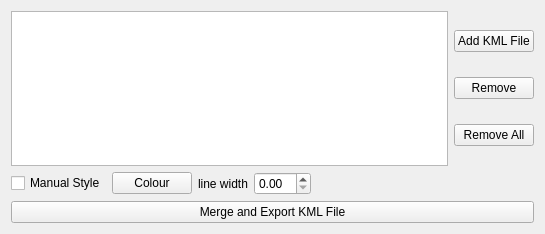
Old version of the form mslib/msui/ui/ui_kmloverlay_dockwidget.ui in the repository Open-MSS/MSS.
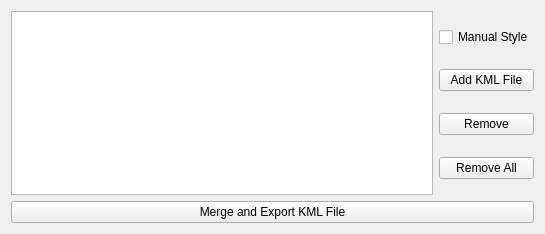
New version of the form.

What changed in the file:
```diff
--- a/mslib/msui/ui/ui_kmloverlay_dockwidget.ui
+++ b/mslib/msui/ui/ui_kmloverlay_dockwidget.ui
@@ -44,6 +44,16 @@
        <property name="sizeConstraint">
         <enum>QLayout::SetMinimumSize</enum>
        </property>
+       <item>
+        <widget class="QCheckBox" name="cbManualStyle">
+         <property name="toolTip">
+          <string>Overwrites KML Files with the modified attributes</string>
+         </property>
+         <property name="text">
+          <string>Manual Style</string>
+         </property>
+        </widget>
+       </item>
        <item>
         <widget class="QPushButton" name="btSelectFile">
          <property name="toolTip">
@@ -79,45 +89,7 @@
     </layout>
    </item>
    <item>
-    <layout class="QHBoxLayout" name="horizontalLayout_2">
-     <item>
-      <widget class="QCheckBox" name="cbManualStyle">
-       <property name="text">
-        <string>Manual Style</string>
-       </property>
-      </widget>
-     </item>
-     <item>
-      <widget class="QPushButton" name="pbSelectColour">
-       <property name="text">
-        <string>Colour</string>
-       </property>
-      </widget>
-     </item>
-     <item>
-      <widget class="QLabel" name="label_2">
-       <property name="text">
-        <string>line width</string>
-       </property>
-      </widget>
-     </item>
-     <item>
-      <widget class="QDoubleSpinBox" name="dsbLineWidth"/>
-     </item>
-     <item>
-      <spacer name="horizontalSpacer">
-       <property name="orientation">
-        <enum>Qt::Horizontal</enum>
-       </property>
-       <property name="sizeHint" stdset="0">
-        <size>
-         <width>40</width>
-         <height>20</height>
-        </size>
-       </property>
-      </spacer>
-     </item>
-    </layout>
+    <layout class="QHBoxLayout" name="horizontalLayout_2"/>
    </item>
    <item>
     <widget class="QPushButton" name="pushButton_merge">
```
